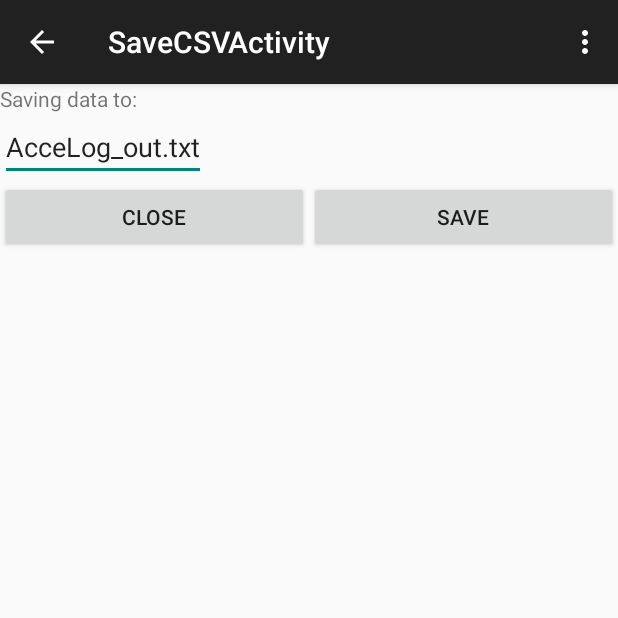
After one commit to benwang93/AcceLog, an Android app: the SaveCSVActivity screen opened directly, with no data from a screen before it, on a phone screen of 412 x 824 dp, the top half of it. The commit adds this screen. Run offline under Robolectric (Android 15) with nearby library versions, the phone set to English and light mode, and no system bars.

Commit message:
basic file save complete

```diff
--- /dev/null
+++ b/app/src/main/java/benwang93/com/accelog/SaveCSVActivity.java
@@ -0,0 +1,105 @@
+package benwang93.com.accelog;
+
+import android.os.Environment;
+import android.support.v7.app.AppCompatActivity;
+import android.os.Bundle;
+import android.view.Menu;
+import android.view.MenuItem;
+import android.view.View;
+import android.widget.EditText;
+import android.widget.TextView;
+import android.widget.Toast;
+
+import java.io.File;
+import java.io.FileOutputStream;
+
+public class SaveCSVActivity extends AppCompatActivity {
+
+    private static final String FILENAME = "AcceLog_out.txt";
+
+    @Override
+    protected void onCreate(Bundle savedInstanceState) {
+        super.onCreate(savedInstanceState);
+        setContentView(R.layout.activity_save_csv);
+
+        // Edit text for filename
+        final EditText ET_filename = (EditText) findViewById(R.id.SaveCSVActivity_EditText_filename);
+        ET_filename.setText(FILENAME);
+
+        // TextView for errors
+        final TextView TV_error = (TextView) findViewById(R.id.SaveCSVActivity_TextView_Error);
+
+        // Save button
+        findViewById(R.id.SaveCSVActivity_Button_Save).setOnClickListener(new View.OnClickListener() {
+            @Override
+            public void onClick(View v) {
+                // File
+                File file;
+
+                // Open file
+                try {
+                    file = new File(Environment.getExternalStoragePublicDirectory(
+                            Environment.DIRECTORY_DOCUMENTS), ET_filename.getText().toString());
+                    getApplicationContext().getExternalFilesDir(
+                            Environment.DIRECTORY_DOCUMENTS).mkdirs();
+//                    file.mkdirs();
+                } catch (Exception e){
+                    Toast.makeText(getApplicationContext(), "File open failed.", Toast.LENGTH_SHORT).show();
+                    return;
+                }
+
+                // Save data
+                try {
+                    FileOutputStream out = new FileOutputStream(file);
+                    out.write(getDataToWrite());
+                    out.flush();
+                    out.close();
+                } catch (Exception e){
+                    Toast.makeText(getApplicationContext(), "File save failed.", Toast.LENGTH_SHORT).show();
+//                    Toast.makeText(getApplicationContext(), e.getStackTrace().toString(), Toast.LENGTH_SHORT).show();
+                    TV_error.setText(e.getMessage());
+                    return;
+                }
+
+                String successfulSaveMessage = "Save successful to " + file.getAbsolutePath();
+                TV_error.setText(successfulSaveMessage);
+                Toast.makeText(getApplicationContext(), successfulSaveMessage, Toast.LENGTH_SHORT).show();
+            }
+        });
+
+        // Close button
+        findViewById(R.id.SaveCSVActivity_Button_Close).setOnClickListener(new View.OnClickListener() {
+            @Override
+            public void onClick(View v) {
+                finish();
+            }
+        });
+    }
+
+    private byte[] getDataToWrite(){
+        // Parse data and write
+        return getIntent().getByteArrayExtra(MainActivity.DATA_SAVE);
+    }
+
+    @Override
+    public boolean onCreateOptionsMenu(Menu menu) {
+        // Inflate the menu; this adds items to the action bar if it is present.
+        getMenuInflater().inflate(R.menu.menu_save_csv, menu);
+        return true;
+    }
+
+    @Override
+    public boolean onOptionsItemSelected(MenuItem item) {
+        // Handle action bar item clicks here. The action bar will
+        // automatically handle clicks on the Home/Up button, so long
+        // as you specify a parent activity in AndroidManifest.xml.
+        int id = item.getItemId();
+
+        //noinspection SimplifiableIfStatement
+        if (id == R.id.action_settings) {
+            return true;
+        }
+
+        return super.onOptionsItemSelected(item);
+    }
+}
--- a/app/src/main/res/layout/activity_main.xml
+++ b/app/src/main/res/layout/activity_main.xml
@@ -33,11 +33,11 @@
             android:layout_weight="0">
 
             <Button
-                android:id="@+id/MainActivity_Button_Close"
+                android:id="@+id/MainActivity_Button_Save"
                 android:layout_width="wrap_content"
                 android:layout_height="wrap_content"
                 android:layout_weight="1"
-                android:text="Close"/>
+                android:text="Save"/>
 
             <Button
                 android:id="@+id/MainActivity_Button_Send"
--- /dev/null
+++ b/app/src/main/res/layout/activity_save_csv.xml
@@ -0,0 +1,44 @@
+<LinearLayout xmlns:android="http://schemas.android.com/apk/res/android"
+    xmlns:tools="http://schemas.android.com/tools"
+    android:layout_width="match_parent"
+    android:layout_height="match_parent"
+    android:orientation="vertical"
+    tools:context="benwang93.com.accelog.SaveCSVActivity">
+
+    <TextView android:text="Saving data to:"
+        android:layout_width="wrap_content"
+        android:layout_height="wrap_content" />
+
+    <EditText
+        android:id="@+id/SaveCSVActivity_EditText_filename"
+        android:layout_width="wrap_content"
+        android:layout_height="wrap_content" />
+
+
+    <LinearLayout
+        android:layout_width="match_parent"
+        android:layout_height="wrap_content"
+        android:orientation="horizontal">
+
+        <Button
+            android:id="@+id/SaveCSVActivity_Button_Close"
+            android:layout_width="wrap_content"
+            android:layout_height="wrap_content"
+            android:layout_weight="1"
+            android:text="Close"/>
+
+        <Button
+            android:id="@+id/SaveCSVActivity_Button_Save"
+            android:layout_width="wrap_content"
+            android:layout_height="wrap_content"
+            android:layout_weight="1"
+            android:text="Save"/>
+
+    </LinearLayout>
+
+    <TextView
+        android:id="@+id/SaveCSVActivity_TextView_Error"
+        android:layout_width="match_parent"
+        android:layout_height="wrap_content" />
+
+</LinearLayout>
--- /dev/null
+++ b/app/src/main/res/menu/menu_save_csv.xml
@@ -0,0 +1,7 @@
+<menu xmlns:android="http://schemas.android.com/apk/res/android"
+    xmlns:app="http://schemas.android.com/apk/res-auto"
+    xmlns:tools="http://schemas.android.com/tools"
+    tools:context="benwang93.com.accelog.SaveCSVActivity">
+    <item android:id="@+id/action_settings" android:title="@string/action_settings"
+        android:orderInCategory="100" app:showAsAction="never" />
+</menu>
--- a/app/src/main/res/values/strings.xml
+++ b/app/src/main/res/values/strings.xml
@@ -17,4 +17,5 @@
     <string name="device_detaches">Device detached!</string>
     <string name="no_device_found">No device found!</string>
     <string name="found">found!</string>
+    <string name="title_activity_save_csv">SaveCSVActivity</string>
 </resources>
```
Also changed, not shown: app/src/main/AndroidManifest.xml (+15 -1 lines), app/src/main/java/benwang93/com/accelog/MainActivity.java (+48 -14 lines).
